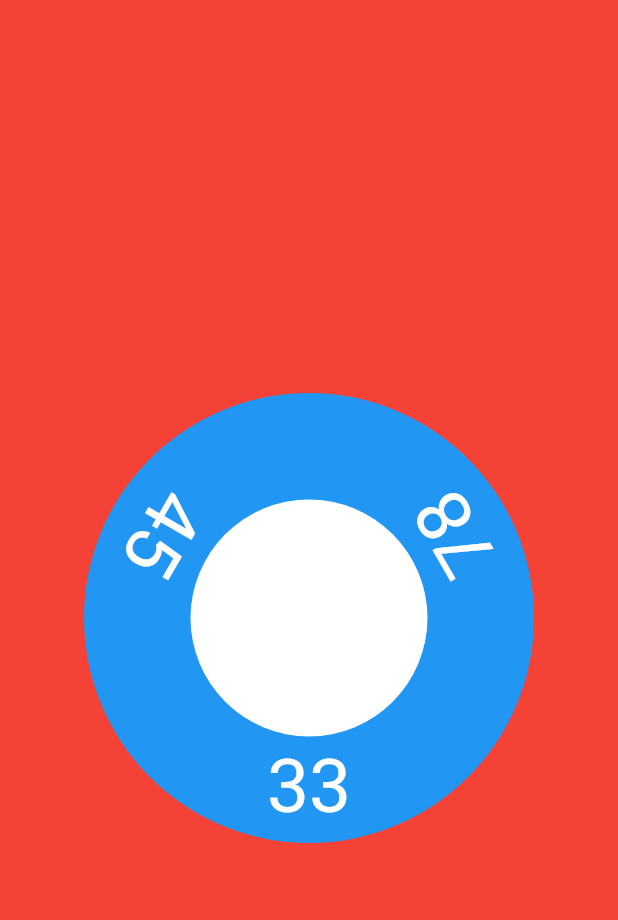
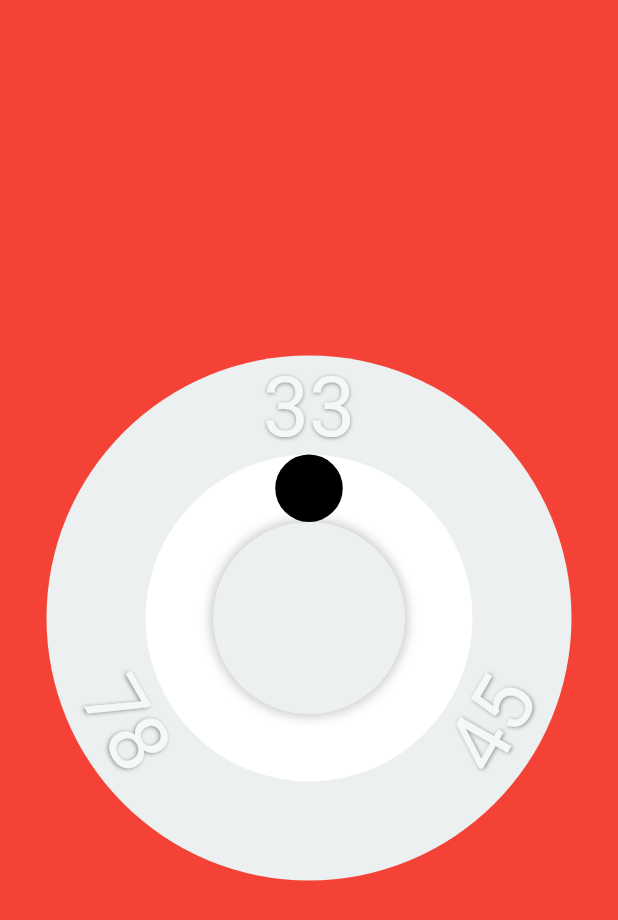
Before and after one commit to hbock-42/platinette, a Flutter app: the screen it shows after launch, on a phone screen of 412 x 824 dp. Shown: the top 920 px of the screen. Run offline on Flutter 3.47's test engine with Material 2 defaults, Android fonts, the phone set to English and light mode, and no system bars; our stand-ins replace bloc, equatable, flutter_bloc, flutter_neumorphic, freezed_annotation, lottie; missing offline and left inert: file_chooser, main_color; generated files the repository leaves out were written again.

Commit message:
player button without animation

```diff
--- a/packages/vinyl_viewer/lib/pages/main-page.dart
+++ b/packages/vinyl_viewer/lib/pages/main-page.dart
@@ -20,7 +20,7 @@ class MainPage extends StatelessWidget {
             create: (BuildContext context) => PlayerBloc()),
       ],
       // child: Container(),
-      child: PlayerButton(diameter: 300),
+      child: PlayerButton(diameter: 350, dotDiameter: 45),
       //   child: BlocBuilder<PlatinetteBloc, PlatinetteState>(
       //     builder: (BuildContext context, PlatinetteState state) {
       //       return Stack(
--- a/packages/vinyl_viewer/lib/widgets/platinette_button/player_button.dart
+++ b/packages/vinyl_viewer/lib/widgets/platinette_button/player_button.dart
@@ -5,20 +5,36 @@ import 'package:vinyl_viewer/blocs/player/player_bloc.dart';
 
 class PlayerButton extends StatefulWidget {
   final double diameter;
+  final double dotDiameter;
 
-  const PlayerButton({Key key, this.diameter}) : super(key: key);
+  const PlayerButton({
+    Key key,
+    this.diameter,
+    this.dotDiameter,
+  }) : super(key: key);
   @override
   _PlayerButtonState createState() => _PlayerButtonState();
 }
 
 class _PlayerButtonState extends State<PlayerButton> {
-  static const TextStyle _textStyle =
-      TextStyle(color: Colors.white, fontSize: 50);
-  static const double _textMargin = 15;
+  static const Color _color1 = Color(0xFFECF0F0);
+  static TextStyle _textStyle = TextStyle(
+    color: Color(0xFFF4F8F8),
+    fontSize: 55,
+    shadows: [
+      Shadow(
+          color: Colors.black.withOpacity(0.4),
+          blurRadius: 3,
+          offset: const Offset(0, 1))
+    ],
+  );
+  static const double _textMargin = 10;
+  double _middleCircleDiameter;
 
   @override
   void initState() {
     assert(widget.diameter != null && widget.diameter >= 0);
+    assert(widget.dotDiameter != null && widget.dotDiameter >= 0);
     super.initState();
   }
 
@@ -32,6 +48,8 @@ class _PlayerButtonState extends State<PlayerButton> {
           _buildBackground(),
           ..._buildTexts(),
           _buildMiddleCircle(),
+          _buildDot(),
+          _buildInnerCirle(),
         ]),
       ),
     );
@@ -43,7 +61,7 @@ class _PlayerButtonState extends State<PlayerButton> {
       height: widget.diameter,
       child: Container(
         decoration: BoxDecoration(
-            color: Colors.blue,
+            color: _color1,
             borderRadius: BorderRadius.circular(widget.diameter)),
       ),
     );
@@ -58,15 +76,17 @@ class _PlayerButtonState extends State<PlayerButton> {
   }
 
   Widget _buildText(String text, int i) {
+    double sign = i == 0 ? -1 : 1;
     return Transform.rotate(
-      angle: math.pi * 2 * i / 3,
+      angle: i == 0 ? 0 : math.pi * 2 * i / 3 + math.pi,
       child: Transform.translate(
         offset: Offset(
             0,
-            (widget.diameter / 2) -
-                (_textStyle.fontSize / 2) -
-                _textMargin +
-                3),
+            sign *
+                ((widget.diameter / 2) -
+                    (_textStyle.fontSize / 2) -
+                    _textMargin +
+                    3)),
         child: Text(
           text,
           style: _textStyle,
@@ -76,15 +96,51 @@ class _PlayerButtonState extends State<PlayerButton> {
   }
 
   Widget _buildMiddleCircle() {
-    double diameter =
+    _middleCircleDiameter =
         widget.diameter - (2 * _textStyle.fontSize + 4 * _textMargin) + 2 * 9;
+    return SizedBox(
+      width: _middleCircleDiameter,
+      height: _middleCircleDiameter,
+      child: Container(
+        decoration: BoxDecoration(
+            color: Colors.white,
+            borderRadius: BorderRadius.circular(_middleCircleDiameter)),
+      ),
+    );
+  }
+
+  Widget _buildInnerCirle() {
+    double diameter = _middleCircleDiameter - widget.dotDiameter * 2;
     return SizedBox(
       width: diameter,
       height: diameter,
       child: Container(
         decoration: BoxDecoration(
-            color: Colors.white,
-            borderRadius: BorderRadius.circular(widget.diameter)),
+            color: _color1,
+            borderRadius: BorderRadius.circular(diameter),
+            boxShadow: [
+              BoxShadow(
+                color: Colors.black.withOpacity(0.2),
+                spreadRadius: 2,
+                blurRadius: 5,
+              )
+            ]),
+      ),
+    );
+  }
+
+  Widget _buildDot() {
+    return Transform.translate(
+      offset: Offset(0, -(_middleCircleDiameter / 2 - widget.dotDiameter / 2)),
+      child: SizedBox(
+        width: widget.dotDiameter,
+        height: widget.dotDiameter,
+        child: Container(
+          decoration: BoxDecoration(
+            color: Colors.black,
+            borderRadius: BorderRadius.circular(widget.dotDiameter),
+          ),
+        ),
       ),
     );
   }
```
